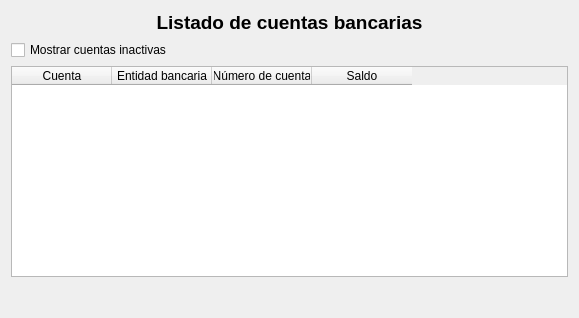
This is ui/wdgCuentas.ui in turulomio/xulpymoney as Qt 5 draws it before an edit. The edited form follows.
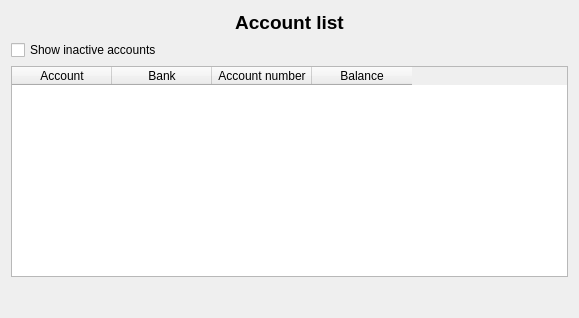
This is the edited form. Icons and pictures are not drawn. Custom widgets are drawn as their Qt base class.

Patch:
```diff
--- a/ui/wdgCuentas.ui
+++ b/ui/wdgCuentas.ui
@@ -28,7 +28,7 @@
           </font>
          </property>
          <property name="text">
-          <string>Listado de cuentas bancarias</string>
+          <string>Account list</string>
          </property>
          <property name="alignment">
           <set>Qt::AlignCenter</set>
@@ -38,7 +38,7 @@
        <item>
         <widget class="QCheckBox" name="chkInactivas">
          <property name="text">
-          <string>Mostrar cuentas inactivas</string>
+          <string>Show inactive accounts</string>
          </property>
         </widget>
        </item>
@@ -67,22 +67,22 @@
          </attribute>
          <column>
           <property name="text">
-           <string>Cuenta</string>
+           <string>Account</string>
           </property>
          </column>
          <column>
           <property name="text">
-           <string>Entidad bancaria</string>
+           <string>Bank</string>
           </property>
          </column>
          <column>
           <property name="text">
-           <string>Número de cuenta</string>
+           <string>Account number</string>
           </property>
          </column>
          <column>
           <property name="text">
-           <string>Saldo</string>
+           <string>Balance</string>
           </property>
          </column>
         </widget>
```
Left out of the diff: 23 changed lines with no effect on the pictures.
